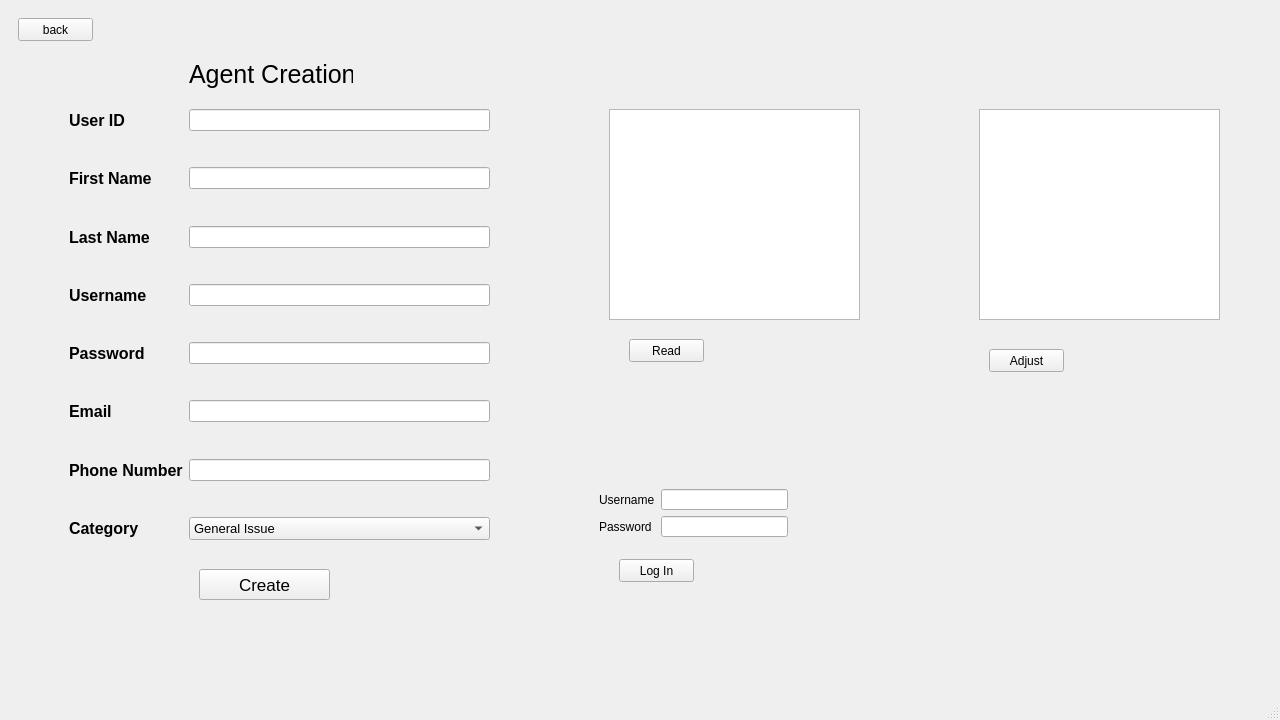
Old version of the form mainwindow.ui in the repository WiremuBT/CS106GroupProject.
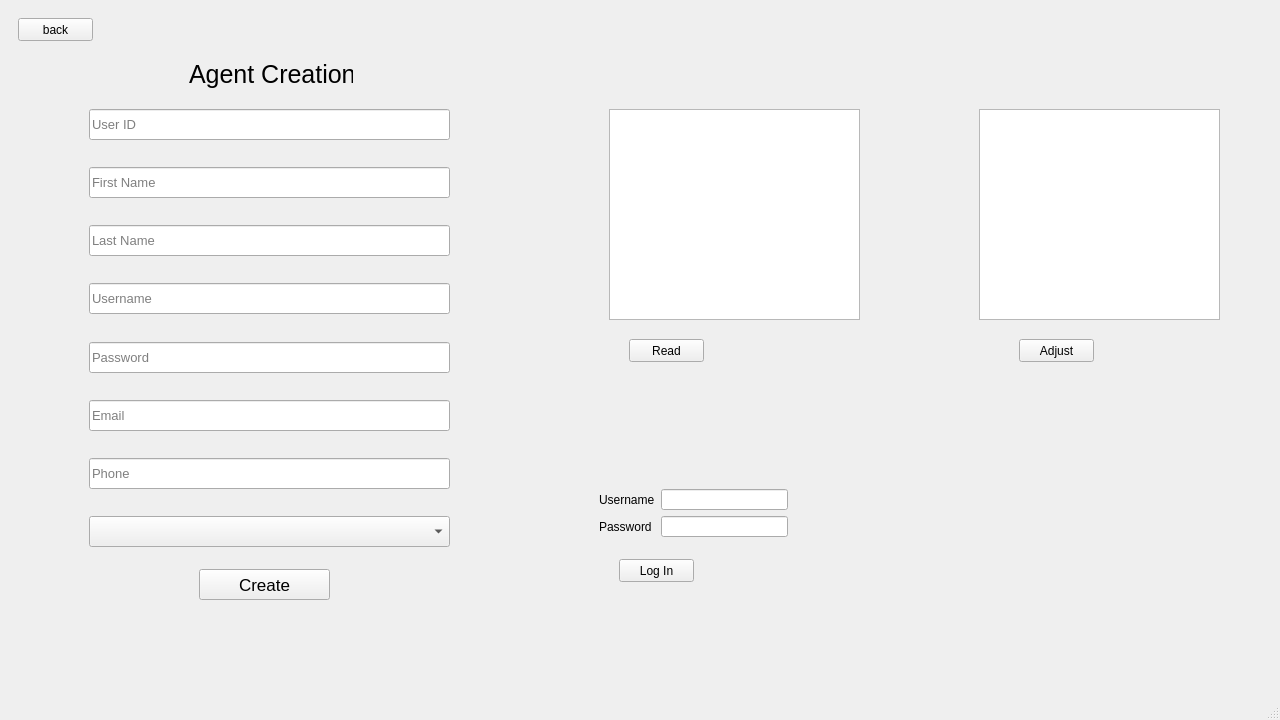
New version of the form.

Commit message: Agent creation

Patch:
```diff
--- a/mainwindow.ui
+++ b/mainwindow.ui
@@ -666,8 +666,8 @@
        <widget class="QPushButton" name="pushButton_19">
         <property name="geometry">
          <rect>
-          <x>980</x>
-          <y>340</y>
+          <x>1010</x>
+          <y>330</y>
           <width>75</width>
           <height>23</height>
          </rect>
@@ -721,278 +721,171 @@
          </item>
         </layout>
        </widget>
-       <widget class="QWidget" name="">
+       <widget class="QLineEdit" name="lineEdit_userid">
         <property name="geometry">
          <rect>
-          <x>60</x>
+          <x>80</x>
           <y>100</y>
-          <width>421</width>
-          <height>431</height>
+          <width>361</width>
+          <height>31</height>
          </rect>
         </property>
-        <layout class="QGridLayout" name="gridLayout">
-         <item row="0" column="0">
-          <widget class="QLabel" name="label_userid">
-           <property name="font">
-            <font>
-             <pointsize>12</pointsize>
-             <weight>75</weight>
-             <bold>true</bold>
-            </font>
-           </property>
-           <property name="text">
-            <string>User ID</string>
-           </property>
-          </widget>
-         </item>
-         <item row="0" column="1">
-          <widget class="QLineEdit" name="lineEdit_userid"/>
-         </item>
-         <item row="1" column="1">
-          <spacer name="verticalSpacer_5">
-           <property name="orientation">
-            <enum>Qt::Vertical</enum>
-           </property>
-           <property name="sizeHint" stdset="0">
-            <size>
-             <width>128</width>
-             <height>18</height>
-            </size>
-           </property>
-          </spacer>
-         </item>
-         <item row="2" column="0">
-          <widget class="QLabel" name="label_fname">
-           <property name="font">
-            <font>
-             <pointsize>12</pointsize>
-             <weight>75</weight>
-             <bold>true</bold>
-            </font>
-           </property>
-           <property name="text">
-            <string>First Name</string>
-           </property>
-          </widget>
-         </item>
-         <item row="2" column="1">
-          <widget class="QLineEdit" name="lineEdit_fname"/>
-         </item>
-         <item row="3" column="1">
-          <spacer name="verticalSpacer_6">
-           <property name="orientation">
-            <enum>Qt::Vertical</enum>
-           </property>
-           <property name="sizeHint" stdset="0">
-            <size>
-             <width>128</width>
-             <height>18</height>
-            </size>
-           </property>
-          </spacer>
-         </item>
-         <item row="4" column="0">
-          <widget class="QLabel" name="label_lname">
-           <property name="font">
-            <font>
-             <pointsize>12</pointsize>
-             <weight>75</weight>
-             <bold>true</bold>
-            </font>
-           </property>
-           <property name="text">
-            <string>Last Name</string>
-           </property>
-          </widget>
-         </item>
-         <item row="4" column="1">
-          <widget class="QLineEdit" name="lineEdit_lname"/>
-         </item>
-         <item row="5" column="1">
-          <spacer name="verticalSpacer_7">
-           <property name="orientation">
-            <enum>Qt::Vertical</enum>
-           </property>
-           <property name="sizeHint" stdset="0">
-            <size>
-             <width>128</width>
-             <height>18</height>
-            </size>
-           </property>
-          </spacer>
-         </item>
-         <item row="6" column="0">
-          <widget class="QLabel" name="label_uname">
-           <property name="font">
-            <font>
-             <pointsize>12</pointsize>
-             <weight>75</weight>
-             <bold>true</bold>
-            </font>
-           </property>
-           <property name="text">
-            <string>Username</string>
-           </property>
-          </widget>
-         </item>
-         <item row="6" column="1">
-          <widget class="QLineEdit" name="lineEdit_uname"/>
-         </item>
-         <item row="7" column="1">
-          <spacer name="verticalSpacer_8">
-           <property name="orientation">
-            <enum>Qt::Vertical</enum>
-           </property>
-           <property name="sizeHint" stdset="0">
-            <size>
-             <width>128</width>
-             <height>18</height>
-            </size>
-           </property>
-          </spacer>
-         </item>
-         <item row="8" column="0">
-          <widget class="QLabel" name="label_password">
-           <property name="font">
-            <font>
-             <pointsize>12</pointsize>
-             <weight>75</weight>
-             <bold>true</bold>
-            </font>
-           </property>
-           <property name="text">
-            <string>Password</string>
-           </property>
-          </widget>
-         </item>
-         <item row="8" column="1">
-          <widget class="QLineEdit" name="lineEdit_password"/>
-         </item>
-         <item row="9" column="1">
-          <spacer name="verticalSpacer_9">
-           <property name="orientation">
-            <enum>Qt::Vertical</enum>
-           </property>
-           <property name="sizeHint" stdset="0">
-            <size>
-             <width>128</width>
-             <height>18</height>
-            </size>
-           </property>
-          </spacer>
-         </item>
-         <item row="10" column="0">
-          <widget class="QLabel" name="label_email">
-           <property name="font">
-            <font>
-             <pointsize>12</pointsize>
-             <weight>75</weight>
-             <bold>true</bold>
-            </font>
-           </property>
-           <property name="text">
-            <string>Email</string>
-           </property>
-          </widget>
-         </item>
-         <item row="10" column="1">
-          <widget class="QLineEdit" name="lineEdit_email"/>
-         </item>
-         <item row="11" column="1">
-          <spacer name="verticalSpacer_10">
-           <property name="orientation">
-            <enum>Qt::Vertical</enum>
-           </property>
-           <property name="sizeHint" stdset="0">
-            <size>
-             <width>128</width>
-             <height>18</height>
-            </size>
-           </property>
-          </spacer>
-         </item>
-         <item row="12" column="0">
-          <widget class="QLabel" name="label_phnum">
-           <property name="font">
-            <font>
-             <pointsize>12</pointsize>
-             <weight>75</weight>
-             <bold>true</bold>
-            </font>
-           </property>
-           <property name="text">
-            <string>Phone Number</string>
-           </property>
-          </widget>
-         </item>
-         <item row="12" column="1">
-          <widget class="QLineEdit" name="lineEdit_phnum">
-           <property name="font">
-            <font>
-             <pointsize>8</pointsize>
-            </font>
-           </property>
-          </widget>
-         </item>
-         <item row="13" column="1">
-          <spacer name="verticalSpacer_11">
-           <property name="orientation">
-            <enum>Qt::Vertical</enum>
-           </property>
-           <property name="sizeHint" stdset="0">
-            <size>
-             <width>128</width>
-             <height>18</height>
-            </size>
-           </property>
-          </spacer>
-         </item>
-         <item row="14" column="0">
-          <widget class="QLabel" name="label_cat">
-           <property name="font">
-            <font>
-             <pointsize>12</pointsize>
-             <weight>75</weight>
-             <bold>true</bold>
-            </font>
-           </property>
-           <property name="text">
-            <string>Category</string>
-           </property>
-          </widget>
-         </item>
-         <item row="14" column="1">
-          <widget class="QComboBox" name="comboBox_2">
-           <property name="font">
-            <font>
-             <pointsize>10</pointsize>
-             <weight>50</weight>
-             <bold>false</bold>
-            </font>
-           </property>
-           <item>
-            <property name="text">
-             <string>General Issue</string>
-            </property>
-           </item>
-           <item>
-            <property name="text">
-             <string>Performance</string>
-            </property>
-           </item>
-           <item>
-            <property name="text">
-             <string>Bugs</string>
-            </property>
-           </item>
-           <item>
-            <property name="text">
-             <string>Service Issue</string>
-            </property>
-           </item>
-          </widget>
-         </item>
-        </layout>
+        <property name="font">
+         <font>
+          <pointsize>10</pointsize>
+         </font>
+        </property>
+        <property name="placeholderText">
+         <string>User ID</string>
+        </property>
+       </widget>
+       <widget class="QComboBox" name="comboBox_2">
+        <property name="geometry">
+         <rect>
+          <x>80</x>
+          <y>507</y>
+          <width>361</width>
+          <height>31</height>
+         </rect>
+        </property>
+        <property name="font">
+         <font>
+          <pointsize>11</pointsize>
+          <weight>50</weight>
+          <bold>false</bold>
+         </font>
+        </property>
+        <property name="placeholderText">
+         <string>Category</string>
+        </property>
+        <item>
+         <property name="text">
+          <string>General Issue</string>
+         </property>
+        </item>
+        <item>
+         <property name="text">
+          <string>Performance</string>
+         </property>
+        </item>
+        <item>
+         <property name="text">
+          <string>Bugs</string>
+         </property>
+        </item>
+        <item>
+         <property name="text">
+          <string>Service Issue</string>
+         </property>
+        </item>
+       </widget>
+       <widget class="QLineEdit" name="lineEdit_fname">
+        <property name="geometry">
+         <rect>
+          <x>80</x>
+          <y>158</y>
+          <width>361</width>
+          <height>31</height>
+         </rect>
+        </property>
+        <property name="font">
+         <font>
+          <pointsize>10</pointsize>
+         </font>
+        </property>
+        <property name="placeholderText">
+         <string>First Name</string>
+        </property>
+       </widget>
+       <widget class="QLineEdit" name="lineEdit_uname">
+        <property name="geometry">
+         <rect>
+          <x>80</x>
+          <y>274</y>
+          <width>361</width>
+          <height>31</height>
+         </rect>
+        </property>
+        <property name="font">
+         <font>
+          <pointsize>10</pointsize>
+         </font>
+        </property>
+        <property name="placeholderText">
+         <string>Username</string>
+        </property>
+       </widget>
+       <widget class="QLineEdit" name="lineEdit_password">
+        <property name="geometry">
+         <rect>
+          <x>80</x>
+          <y>333</y>
+          <width>361</width>
+          <height>31</height>
+         </rect>
+        </property>
+        <property name="font">
+         <font>
+          <pointsize>10</pointsize>
+         </font>
+        </property>
+        <property name="placeholderText">
+         <string>Password</string>
+        </property>
+       </widget>
+       <widget class="QLineEdit" name="lineEdit_email">
+        <property name="geometry">
+         <rect>
+          <x>80</x>
+          <y>391</y>
+          <width>361</width>
+          <height>31</height>
+         </rect>
+        </property>
+        <property name="font">
+         <font>
+          <pointsize>10</pointsize>
+         </font>
+        </property>
+        <property name="placeholderText">
+         <string>Email</string>
+        </property>
+       </widget>
+       <widget class="QLineEdit" name="lineEdit_lname">
+        <property name="geometry">
+         <rect>
+          <x>80</x>
+          <y>216</y>
+          <width>361</width>
+          <height>31</height>
+         </rect>
+        </property>
+        <property name="font">
+         <font>
+          <pointsize>10</pointsize>
+         </font>
+        </property>
+        <property name="placeholderText">
+         <string>Last Name</string>
+        </property>
+       </widget>
+       <widget class="QLineEdit" name="lineEdit_phnum">
+        <property name="geometry">
+         <rect>
+          <x>80</x>
+          <y>449</y>
+          <width>361</width>
+          <height>31</height>
+         </rect>
+        </property>
+        <property name="font">
+         <font>
+          <pointsize>10</pointsize>
+         </font>
+        </property>
+        <property name="placeholderText">
+         <string>Phone</string>
+        </property>
        </widget>
       </widget>
       <widget class="QWidget" name="AGENT_PAGE">
```
The commit also changes 1 other file.
